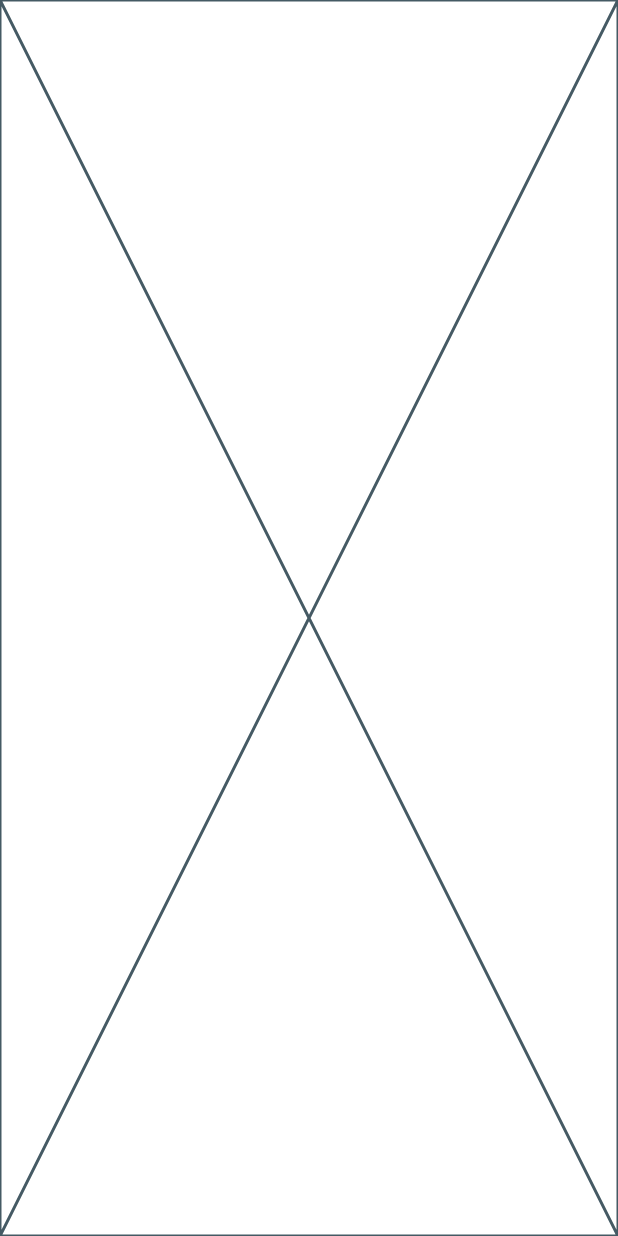
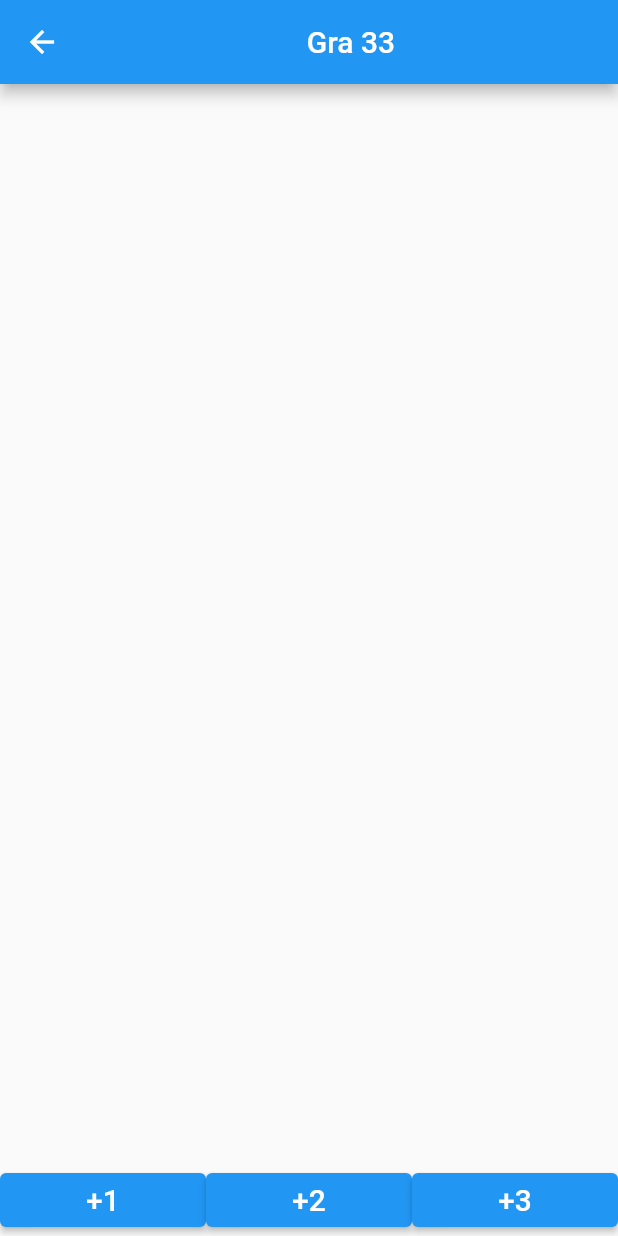
Before and after one commit to michalprog/gierkownia, a Flutter app: the screen it shows after launch, after a tap on "Gra 33", on a phone screen of 412 x 824 dp. Run offline on Flutter 3.47's test engine with Material 2 defaults, Android fonts, the phone set to English and light mode, and no system bars.

Commit message:
dolne guziki

```diff
--- a/lib/33.dart
+++ b/lib/33.dart
@@ -5,6 +5,20 @@ class Gra33 extends StatelessWidget {
 
   @override
   Widget build(BuildContext context) {
-    return const Placeholder();
+    return Scaffold(
+      appBar: AppBar(
+        title: const Center(child:Text("Gra 33")),
+      ),
+      bottomNavigationBar:Row
+        (
+        children: [
+          Expanded(child:ElevatedButton(onPressed: (){}, child: Text("+1",style: TextStyle(fontSize: 20))),),
+          Expanded(child:ElevatedButton(onPressed: (){}, child: Text("+2",style: TextStyle(fontSize: 20))),),
+          Expanded(child:ElevatedButton(onPressed: (){}, child: Text("+3",style: TextStyle(fontSize: 20))),),
+        ],
+      ),
+
+
+    );
   }
 }
```
